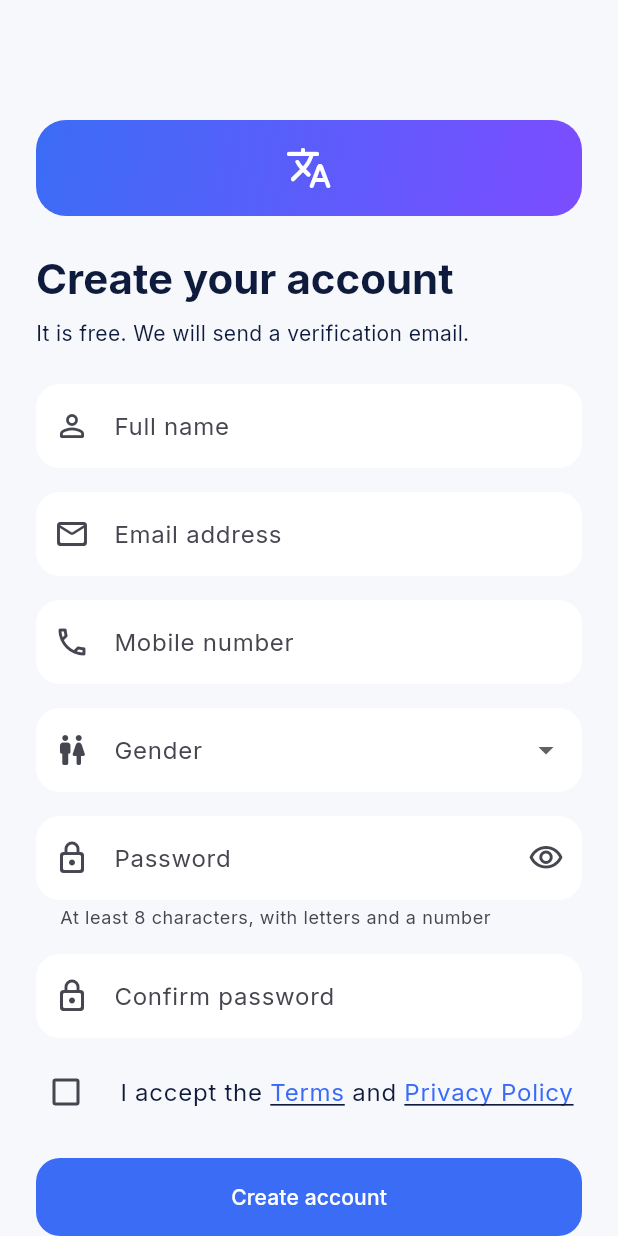
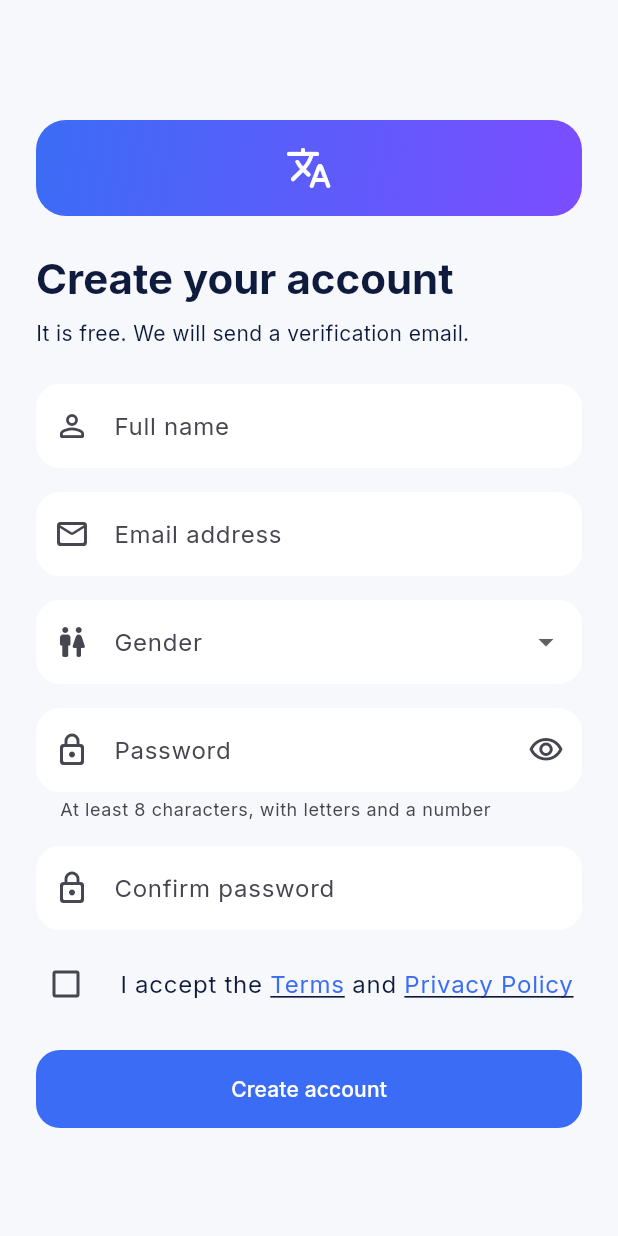
Before and after one commit to riachatrahat-sketch/aso-bhasha-shiki, a Flutter app: the SignupScreen screen opened by its route, on a phone screen of 412 x 824 dp. Run offline on Flutter 3.47's test engine with Material 3 defaults, Android fonts, the phone set to English and light mode, and no system bars; our stand-ins replace camera, cloud_firestore, cloud_functions, firebase_auth, firebase_core, fl_chart and 7 more; missing offline and left inert: google_mlkit_face_detection, record; accounts and stored records are empty.

Commit message:
Stop collecting phone numbers; delete the profile when an account is deleted
- Remove the mobile number field from sign-up, edit profile and profile screens.
- Remove an old phone value from existing profiles (best effort, once per session).
- Delete the Firestore profile before deleting the sign-in account.
- Firestore rules: no phone on create, phone may only be removed on update,
  owners may delete their own profile.

Co-Authored-By: Claude Sonnet 5.5 <noreply@anthropic.com>
Claude-Session: https://claude.ai/code/session_0148La3L6zgG9J5mDTTmfvBp

```diff
--- a/lib/core/utils/validators.dart
+++ b/lib/core/utils/validators.dart
@@ -16,16 +16,6 @@ class Validators {
     final s = (v ?? '').trim();
     if (s.isEmpty) return 'Please enter your email address';
     if (!_emailRe.hasMatch(s)) return 'Enter a valid email address';
-    return null;
-  }
-
-  /// Accepts an optional leading + and 7 to 15 digits. Spaces and dashes are ignored.
-  static String? phone(String? v) {
-    final s = (v ?? '').replaceAll(RegExp(r'[\s\-]'), '');
-    if (s.isEmpty) return 'Please enter your mobile number';
-    if (!RegExp(r'^\+?\d{7,15}$').hasMatch(s)) {
-      return 'Enter a valid mobile number (7-15 digits)';
-    }
     return null;
   }
 
--- a/lib/data/models/user_data.dart
+++ b/lib/data/models/user_data.dart
@@ -6,7 +6,6 @@ class UserProfile {
     required this.uid,
     required this.fullName,
     required this.email,
-    required this.phone,
     required this.gender,
     required this.preferredLanguage,
     required this.dailyGoal,
@@ -15,7 +14,6 @@ class UserProfile {
   final String uid;
   final String fullName;
   final String email;
-  final String phone;
   final String gender;
 
   /// 'en' or 'ja'.
@@ -41,7 +39,6 @@ class UserProfile {
         uid: uid,
         fullName: (m['fullName'] as String?) ?? '',
         email: (m['email'] as String?) ?? '',
-        phone: (m['phone'] as String?) ?? '',
         gender: (m['gender'] as String?) ?? 'Prefer not to say',
         preferredLanguage: (m['preferredLanguage'] as String?) ?? 'en',
         dailyGoal: (m['dailyGoal'] as num?)?.toInt() ?? 5,
--- a/lib/features/auth/signup_screen.dart
+++ b/lib/features/auth/signup_screen.dart
@@ -23,7 +23,6 @@ class _SignupScreenState extends ConsumerState<SignupScreen> {
   final _formKey = GlobalKey<FormState>();
   final _name = TextEditingController();
   final _email = TextEditingController();
-  final _phone = TextEditingController();
   final _password = TextEditingController();
   final _confirm = TextEditingController();
   String? _gender;
@@ -35,7 +34,6 @@ class _SignupScreenState extends ConsumerState<SignupScreen> {
   void dispose() {
     _name.dispose();
     _email.dispose();
-    _phone.dispose();
     _password.dispose();
     _confirm.dispose();
     super.dispose();
@@ -48,7 +46,6 @@ class _SignupScreenState extends ConsumerState<SignupScreen> {
       await ref.read(authRepositoryProvider).signUp(
             fullName: _name.text,
             email: _email.text,
-            phone: _phone.text,
             gender: _gender!,
             password: _password.text,
           );
@@ -91,18 +88,6 @@ class _SignupScreenState extends ConsumerState<SignupScreen> {
                 prefixIcon: Icon(Icons.mail_outline_rounded),
               ),
               validator: Validators.email,
-            ),
-            const SizedBox(height: AppSpacing.md),
-            TextFormField(
-              controller: _phone,
-              keyboardType: TextInputType.phone,
-              textInputAction: TextInputAction.next,
-              decoration: const InputDecoration(
-                labelText: 'Mobile number',
-                hintText: '+8801XXXXXXXXX',
-                prefixIcon: Icon(Icons.phone_outlined),
-              ),
-              validator: Validators.phone,
             ),
             const SizedBox(height: AppSpacing.md),
             DropdownButtonFormField<String>(
--- a/lib/features/legal/legal_screen.dart
+++ b/lib/features/legal/legal_screen.dart
@@ -14,7 +14,7 @@ class LegalScreen extends StatelessWidget {
 
   static const _privacy = <(String, String)>[
     ('What we collect',
-        'Your full name, email address, mobile number and gender (that you enter when you sign up), '
+        'Your full name, email address and gender (that you enter when you sign up), '
             'and your learning data: lesson progress, answers marked wrong, points, daily activity.'),
     ('How we use it',
         'To create your account, save your progress, show your statistics and let you sign in again. '
--- a/lib/features/profile/profile_screen.dart
+++ b/lib/features/profile/profile_screen.dart
@@ -68,8 +68,6 @@ class ProfileScreen extends ConsumerWidget {
               AppCard(
                 child: Column(
                   children: [
-                    _InfoRow(icon: Icons.phone_outlined, label: 'Mobile', value: profile?.phone ?? '-'),
-                    const Divider(),
                     _InfoRow(icon: Icons.wc_rounded, label: 'Gender', value: profile?.gender ?? '-'),
                     const Divider(),
                     _InfoRow(
```
Also changed, not shown: lib/data/repositories/auth_repository.dart (+28 -7 lines), lib/features/profile/edit_profile_screen.dart (+0 -11 lines), lib/features/settings/settings_screen.dart (+5 -2 lines), 2 other files.
